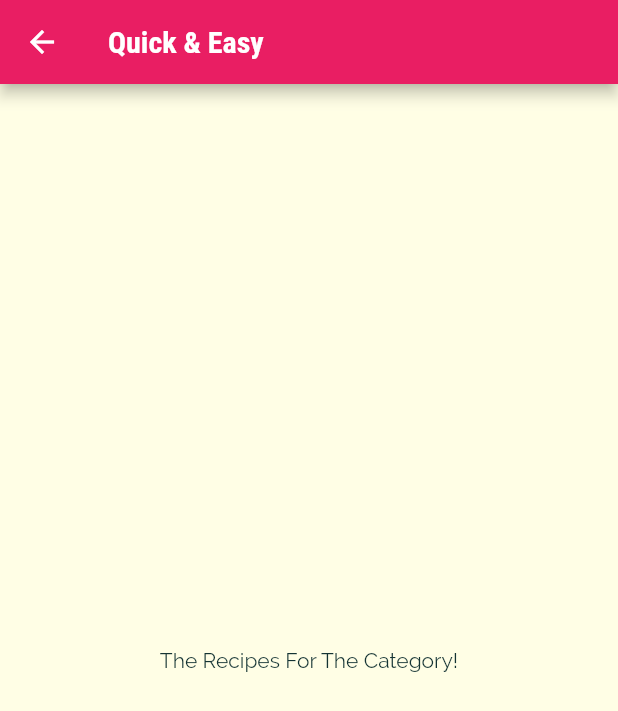
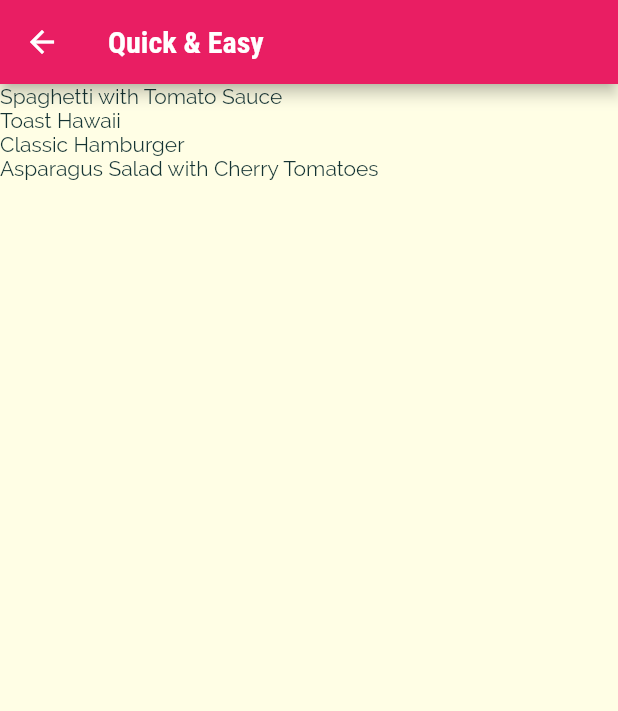
Before and after one commit to aliozer0/Meals, a Flutter app: the screen it shows after launch, after a tap on "Quick & Easy", on a phone screen of 412 x 824 dp. Shown: the top 711 px of the screen. Run offline on Flutter 3.47's test engine with Material 2 defaults, Android fonts, the phone set to English and light mode, and no system bars.

Commit message:
Selecting Meals for a Chosen Categor

```diff
--- a/lib/category_meals_screen.dart
+++ b/lib/category_meals_screen.dart
@@ -1,5 +1,6 @@
 import 'package:flutter/material.dart';
 import 'package:meals/models/category.dart';
+import './dummy_data.dart';
 
 class CategoryMealsScreen extends StatelessWidget {
   static const routeName = '/category-meals';
@@ -12,12 +13,18 @@ class CategoryMealsScreen extends StatelessWidget {
         ModalRoute.of(context)?.settings.arguments as Map<String, String>;
     final categoryTitle = routeArgs['title'];
     final categoryId = routeArgs['id'];
+    final categoryMeals = DUMMY_MEALS.where((meal) {
+      return meal.categories.contains(categoryId);
+    }).toList();
     return Scaffold(
       appBar: AppBar(
         title: Text(categoryTitle!),
       ),
-      body: Center(
-        child: Text('The Recipes For The Category!'),
+      body: ListView.builder(
+        itemBuilder: (ctx, index) {
+          return Text(categoryMeals[index].title);
+        },
+        itemCount: categoryMeals.length,
       ),
     );
   }
--- a/lib/dummy_data.dart
+++ b/lib/dummy_data.dart
@@ -1,6 +1,7 @@
 import 'package:flutter/material.dart';
+
+import './models/category.dart';
 import './models/meal.dart';
-import './models/category.dart';
 
 const DUMMY_CATEGORIES = const [
   Category(
@@ -55,6 +56,7 @@ const DUMMY_CATEGORIES = const [
   ),
 ];
 
+// ignore: unnecessary_const
 const DUMMY_MEALS = const [
   Meal(
     id: 'm1',
--- a/lib/models/meal.dart
+++ b/lib/models/meal.dart
@@ -10,7 +10,7 @@ enum Affordability {
 
 class Meal {
   final String id;
-  final List<String> categoryies;
+  final List<String> categories;
   final String title;
   final String imageUrl;
   final List<String> ingredients;
@@ -23,9 +23,9 @@ class Meal {
   final bool isVegan;
   final bool isVegetarian;
 
-  Meal({
+  const Meal({
     required this.id,
-    required this.categoryies,
+    required this.categories,
     required this.title,
     required this.imageUrl,
     required this.steps,
```
